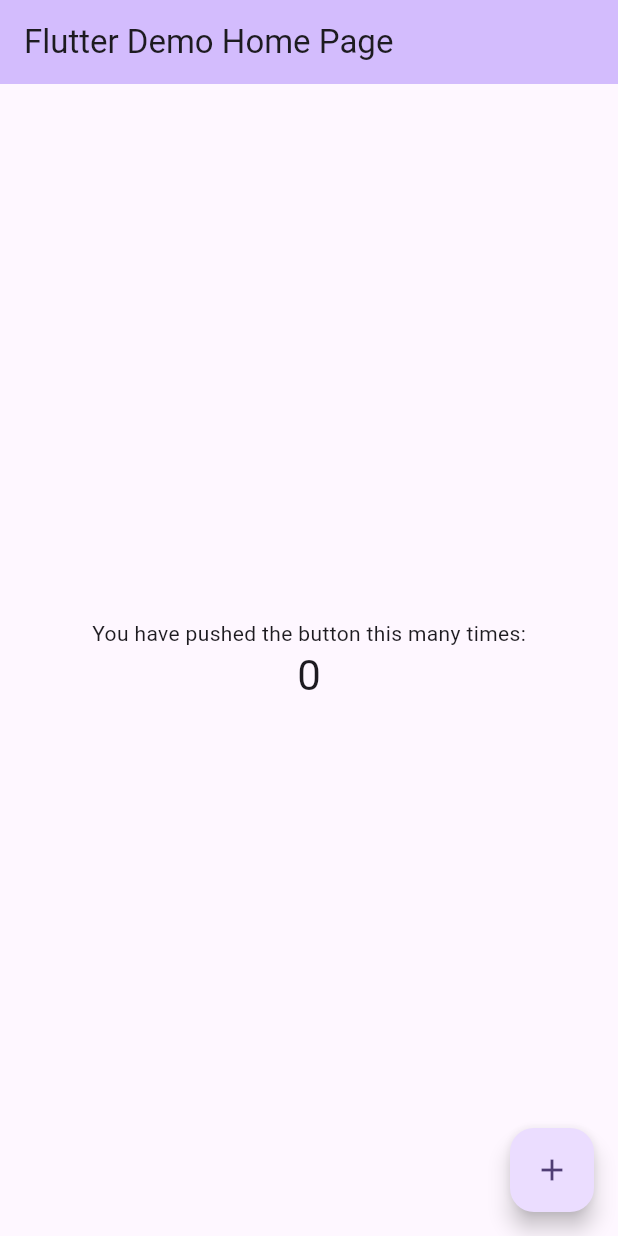
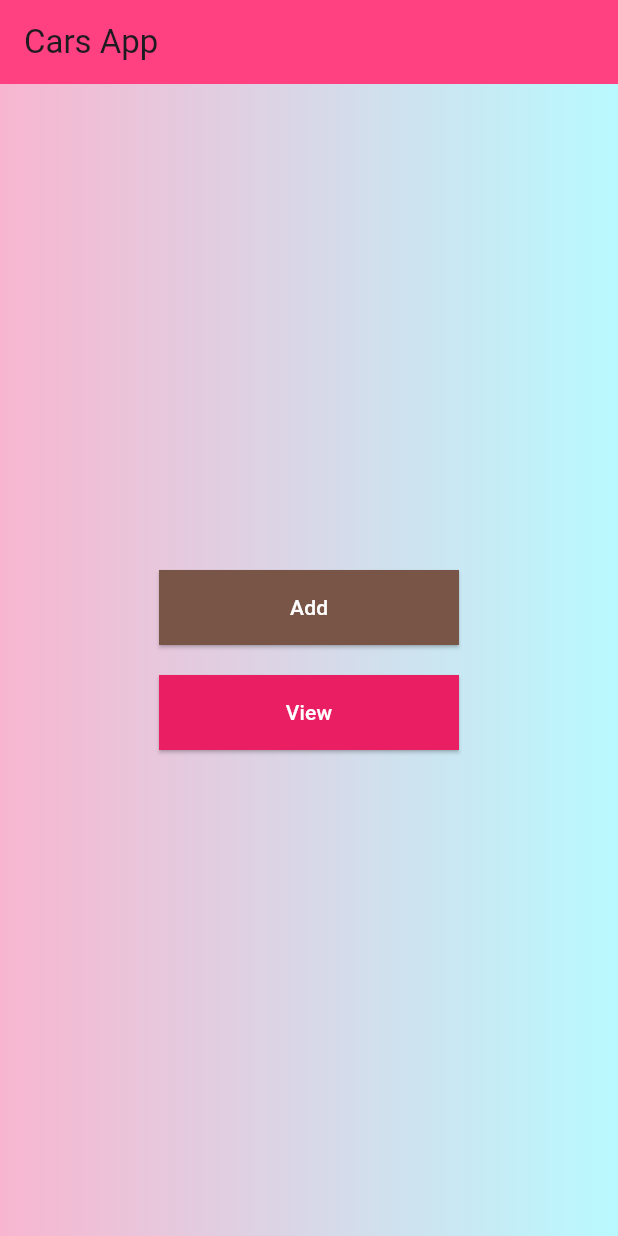
Before and after one commit to alexpeter2002/car-app-frontend, a Flutter app: the screen it shows after launch, on a phone screen of 412 x 824 dp. Run offline on Flutter 3.47's test engine with Material 3 defaults, Android fonts, the phone set to English and light mode, and no system bars.

Commit message:
added and viewed

```diff
--- a/lib/main.dart
+++ b/lib/main.dart
@@ -1,125 +1,17 @@
+import 'package:carsapp/pages/home.dart';
 import 'package:flutter/material.dart';
 
-void main() {
-  runApp(const MyApp());
+void main()
+{
+  runApp(login());
 }
+class login extends StatelessWidget {
+  const login({super.key});
 
-class MyApp extends StatelessWidget {
-  const MyApp({super.key});
-
-  // This widget is the root of your application.
   @override
   Widget build(BuildContext context) {
     return MaterialApp(
-      title: 'Flutter Demo',
-      theme: ThemeData(
-        // This is the theme of your application.
-        //
-        // TRY THIS: Try running your application with "flutter run". You'll see
-        // the application has a purple toolbar. Then, without quitting the app,
-        // try changing the seedColor in the colorScheme below to Colors.green
-        // and then invoke "hot reload" (save your changes or press the "hot
-        // reload" button in a Flutter-supported IDE, or press "r" if you used
-        // the command line to start the app).
-        //
-        // Notice that the counter didn't reset back to zero; the application
-        // state is not lost during the reload. To reset the state, use hot
-        // restart instead.
-        //
-        // This works for code too, not just values: Most code changes can be
-        // tested with just a hot reload.
-        colorScheme: ColorScheme.fromSeed(seedColor: Colors.deepPurple),
-        useMaterial3: true,
-      ),
-      home: const MyHomePage(title: 'Flutter Demo Home Page'),
+      home: Menupg(),
     );
   }
 }
-
-class MyHomePage extends StatefulWidget {
-  const MyHomePage({super.key, required this.title});
-
-  // This widget is the home page of your application. It is stateful, meaning
-  // that it has a State object (defined below) that contains fields that affect
-  // how it looks.
-
-  // This class is the configuration for the state. It holds the values (in this
-  // case the title) provided by the parent (in this case the App widget) and
-  // used by the build method of the State. Fields in a Widget subclass are
-  // always marked "final".
-
-  final String title;
-
-  @override
-  State<MyHomePage> createState() => _MyHomePageState();
-}
-
-class _MyHomePageState extends State<MyHomePage> {
-  int _counter = 0;
-
-  void _incrementCounter() {
-    setState(() {
-      // This call to setState tells the Flutter framework that something has
-      // changed in this State, which causes it to rerun the build method below
-      // so that the display can reflect the updated values. If we changed
-      // _counter without calling setState(), then the build method would not be
-      // called again, and so nothing would appear to happen.
-      _counter++;
-    });
-  }
-
-  @override
-  Widget build(BuildContext context) {
-    // This method is rerun every time setState is called, for instance as done
-    // by the _incrementCounter method above.
-    //
-    // The Flutter framework has been optimized to make rerunning build methods
-    // fast, so that you can just rebuild anything that needs updating rather
-    // than having to individually change instances of widgets.
-    return Scaffold(
-      appBar: AppBar(
-        // TRY THIS: Try changing the color here to a specific color (to
-        // Colors.amber, perhaps?) and trigger a hot reload to see the AppBar
-        // change color while the other colors stay the same.
-        backgroundColor: Theme.of(context).colorScheme.inversePrimary,
-        // Here we take the value from the MyHomePage object that was created by
-        // the App.build method, and use it to set our appbar title.
-        title: Text(widget.title),
-      ),
-      body: Center(
-        // Center is a layout widget. It takes a single child and positions it
-        // in the middle of the parent.
-        child: Column(
-          // Column is also a layout widget. It takes a list of children and
-          // arranges them vertically. By default, it sizes itself to fit its
-          // children horizontally, and tries to be as tall as its parent.
-          //
-          // Column has various properties to control how it sizes itself and
-          // how it positions its children. Here we use mainAxisAlignment to
-          // center the children vertically; the main axis here is the vertical
-          // axis because Columns are vertical (the cross axis would be
-          // horizontal).
-          //
-          // TRY THIS: Invoke "debug painting" (choose the "Toggle Debug Paint"
-          // action in the IDE, or press "p" in the console), to see the
-          // wireframe for each widget.
-          mainAxisAlignment: MainAxisAlignment.center,
-          children: <Widget>[
-            const Text(
-              'You have pushed the button this many times:',
-            ),
-            Text(
-              '$_counter',
-              style: Theme.of(context).textTheme.headlineMedium,
-            ),
-          ],
-        ),
-      ),
-      floatingActionButton: FloatingActionButton(
-        onPressed: _incrementCounter,
-        tooltip: 'Increment',
-        child: const Icon(Icons.add),
-      ), // This trailing comma makes auto-formatting nicer for build methods.
-    );
-  }
-}
--- /dev/null
+++ b/lib/model/model.dart
@@ -0,0 +1,37 @@
+// To parse this JSON data, do
+//
+//     final posts = postsFromJson(jsonString);
+
+import 'dart:convert';
+
+List<Posts> postsFromJson(String str) => List<Posts>.from(json.decode(str).map((x) => Posts.fromJson(x)));
+
+String postsToJson(List<Posts> data) => json.encode(List<dynamic>.from(data.map((x) => x.toJson())));
+
+class Posts {
+  String name;
+  String model;
+  String price;
+  String mileage;
+
+  Posts({
+    required this.name,
+    required this.model,
+    required this.price,
+    required this.mileage,
+  });
+
+  factory Posts.fromJson(Map<String, dynamic> json) => Posts(
+    name: json["Name"],
+    model: json["Model"],
+    price: json["Price"],
+    mileage: json["Mileage"],
+  );
+
+  Map<String, dynamic> toJson() => {
+    "Name": name,
+    "Model": model,
+    "Price": price,
+    "Mileage": mileage,
+  };
+}
--- /dev/null
+++ b/lib/pages/home.dart
@@ -0,0 +1,76 @@
+import 'package:carsapp/pages/add.dart';
+import 'package:carsapp/pages/view.dart';
+import 'package:flutter/material.dart';
+
+class Menupg extends StatefulWidget {
+  const Menupg({super.key});
+
+  @override
+  State<Menupg> createState() => _MenupgState();
+}
+
+class _MenupgState extends State<Menupg> {
+  @override
+
+  Widget build(BuildContext context) {
+    return Scaffold(
+      appBar: AppBar(
+        backgroundColor: Colors.pinkAccent,
+        title: Text("Cars App"),
+      ),
+      body: Container(
+        width: double.infinity,
+        height: 800,
+        decoration: BoxDecoration(
+            gradient: LinearGradient(
+                colors: [
+                  Colors.pink.withOpacity(0.3),
+                  Colors.cyanAccent.withOpacity(0.3),
+                ]
+            )
+        ),
+        child: Column(
+          mainAxisAlignment: MainAxisAlignment.center,
+          children: [
+            SizedBox(
+              height: 50,
+              width: 200,
+              child: ElevatedButton(
+                  style: ElevatedButton.styleFrom(
+                      backgroundColor: Colors.brown,
+                      foregroundColor: Colors.white,
+                      shape: RoundedRectangleBorder(
+                        borderRadius: BorderRadius.zero,
+                      )
+
+                  ),
+                  onPressed: (){
+                    Navigator.push(context,MaterialPageRoute(builder: (context)=>Addpg()));
+
+                  },
+                  child: Text("Add")),
+            ),
+            SizedBox(height: 20),
+            SizedBox(
+                height: 50,
+                width: 200,
+                child: ElevatedButton(
+                  style: ElevatedButton.styleFrom(
+                      backgroundColor: Colors.pink,
+                      foregroundColor: Colors.white,
+                      shape: RoundedRectangleBorder(
+                        borderRadius: BorderRadius.zero,
+                      )
+                  ),
+                  onPressed: (){
+                    Navigator.push(context,MaterialPageRoute(builder: (context)=>Viewpg()));
+                  },
+                  child: Text("View")
+                  ,
+                )
+            )],
+        ),
+      ),
+    );
+  }
+}
--- a/pubspec.yaml
+++ b/pubspec.yaml
@@ -35,6 +35,7 @@ dependencies:
   # The following adds the Cupertino Icons font to your application.
   # Use with the CupertinoIcons class for iOS style icons.
   cupertino_icons: ^1.0.2
+  http: ^1.2.0
 
 dev_dependencies:
   flutter_test:
```
Also changed, not shown: lib/pages/add.dart (added, +113 -0 lines), lib/pages/view.dart (added, +61 -0 lines), lib/services/services.dart (added, +60 -0 lines), pubspec.lock.
